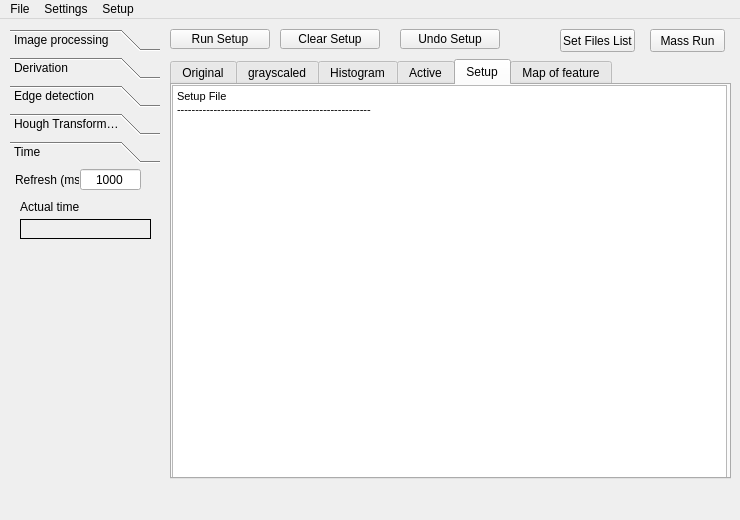
Qt form mainwindow.ui (lukassos/bc_duhovka) before a commit.
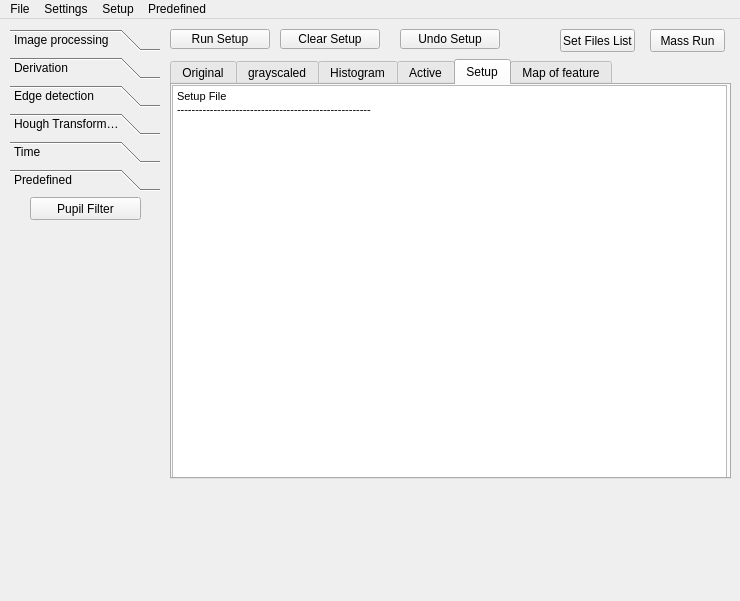
The same form after that commit.

Commit message: mass run functioning well -- geometric issues only loading of files -- shoud include all subdirs and look for files pupil filter setup -- preconfigured setup of activeSetup={9,10,5,2,9} and intBuffer={60,190,3,150,160}

The edit to the form file:
```diff
--- a/mainwindow.ui
+++ b/mainwindow.ui
@@ -11,7 +11,7 @@
     <x>0</x>
     <y>0</y>
     <width>740</width>
-    <height>520</height>
+    <height>601</height>
    </rect>
   </property>
   <property name="sizePolicy">
@@ -239,7 +239,7 @@
       <x>10</x>
       <y>10</y>
       <width>150</width>
-      <height>481</height>
+      <height>561</height>
      </rect>
     </property>
     <property name="sizePolicy">
@@ -249,7 +249,7 @@
      </sizepolicy>
     </property>
     <property name="currentIndex">
-     <number>4</number>
+     <number>5</number>
     </property>
     <widget class="QWidget" name="page_proc">
      <property name="geometry">
@@ -2001,7 +2001,7 @@
        <x>0</x>
        <y>0</y>
        <width>150</width>
-       <height>346</height>
+       <height>399</height>
       </rect>
      </property>
      <attribute name="label">
@@ -2078,6 +2078,24 @@
       </property>
      </widget>
     </widget>
+    <widget class="QWidget" name="page_predefined">
+     <attribute name="label">
+      <string>Predefined</string>
+     </attribute>
+     <widget class="QPushButton" name="pushButton_pupilFilterSetup">
+      <property name="geometry">
+       <rect>
+        <x>20</x>
+        <y>0</y>
+        <width>111</width>
+        <height>23</height>
+       </rect>
+      </property>
+      <property name="text">
+       <string>Pupil Filter</string>
+      </property>
+     </widget>
+    </widget>
    </widget>
    <widget class="QPushButton" name="pushButton_clear">
     <property name="geometry">
@@ -2196,9 +2214,16 @@
     <addaction name="separator"/>
     <addaction name="actionHough_Transformation"/>
    </widget>
+   <widget class="QMenu" name="menuPredefined">
+    <property name="title">
+     <string>Predefined</string>
+    </property>
+    <addaction name="actionPupil_Filter_Setup"/>
+   </widget>
    <addaction name="menuFile"/>
    <addaction name="menuSettings"/>
    <addaction name="menuSetup"/>
+   <addaction name="menuPredefined"/>
   </widget>
   <action name="actionLoad_picture">
    <property name="text">
```
Left out of the diff: 13 changed lines with no effect on the pictures. The commit also changes 3 other files.
